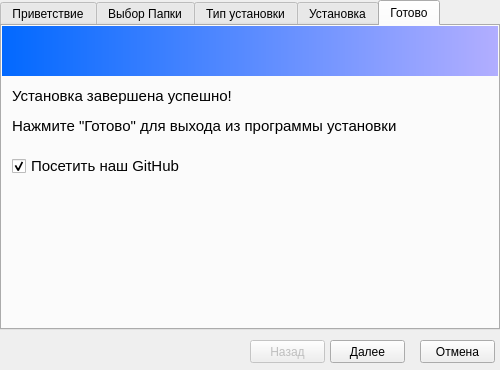
Old version of the form installer.ui in the repository gdlocalisation/gdl-installer.
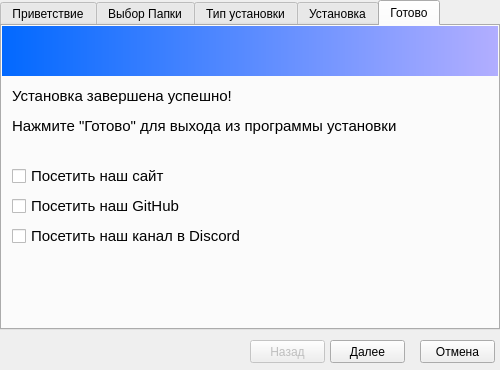
New version of the form. The open tabs and pages were chosen to show the change. Icons and pictures are not drawn.

Diff of the .ui file:
```diff
--- a/installer.ui
+++ b/installer.ui
@@ -522,7 +522,7 @@
       <property name="geometry">
        <rect>
         <x>10</x>
-        <y>130</y>
+        <y>170</y>
         <width>450</width>
         <height>20</height>
        </rect>
@@ -536,7 +536,52 @@
        <string>Посетить наш GitHub</string>
       </property>
       <property name="checked">
+       <bool>false</bool>
+      </property>
+     </widget>
+     <widget class="QCheckBox" name="discordBox">
+      <property name="enabled">
        <bool>true</bool>
+      </property>
+      <property name="geometry">
+       <rect>
+        <x>10</x>
+        <y>200</y>
+        <width>450</width>
+        <height>20</height>
+       </rect>
+      </property>
+      <property name="font">
+       <font>
+        <pointsize>11</pointsize>
+       </font>
+      </property>
+      <property name="text">
+       <string>Посетить наш канал в Discord</string>
+      </property>
+      <property name="checked">
+       <bool>false</bool>
+      </property>
+     </widget>
+     <widget class="QCheckBox" name="siteBox">
+      <property name="geometry">
+       <rect>
+        <x>10</x>
+        <y>140</y>
+        <width>450</width>
+        <height>20</height>
+       </rect>
+      </property>
+      <property name="font">
+       <font>
+        <pointsize>11</pointsize>
+       </font>
+      </property>
+      <property name="text">
+       <string>Посетить наш сайт</string>
+      </property>
+      <property name="checked">
+       <bool>false</bool>
       </property>
      </widget>
     </widget>
```
